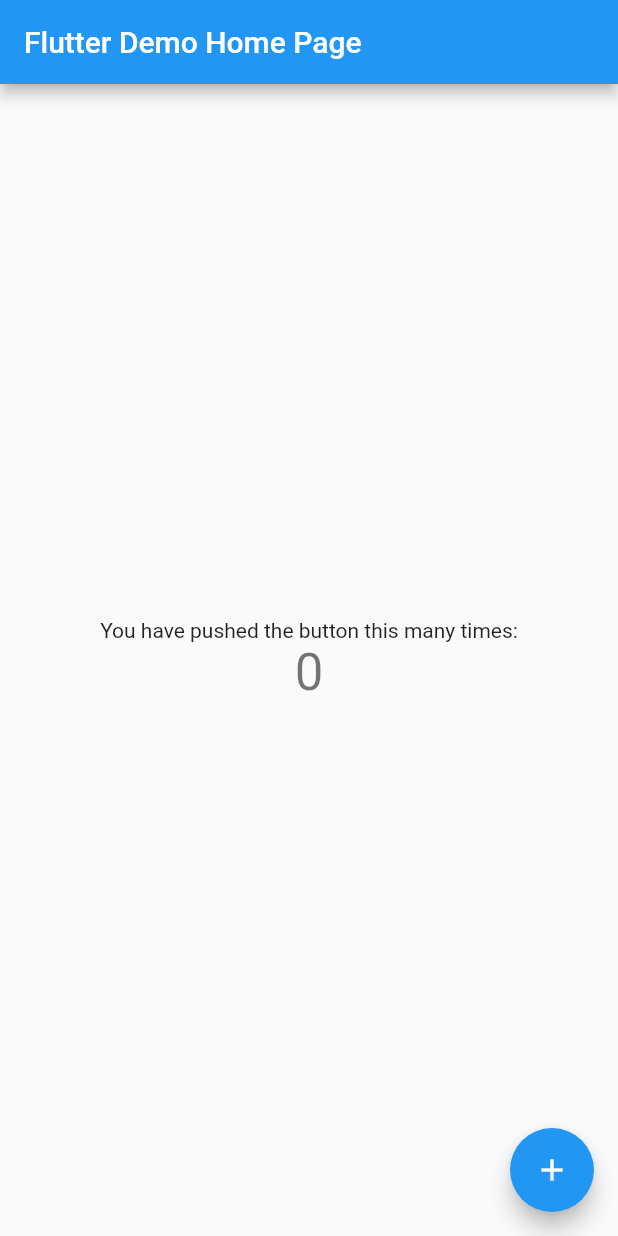
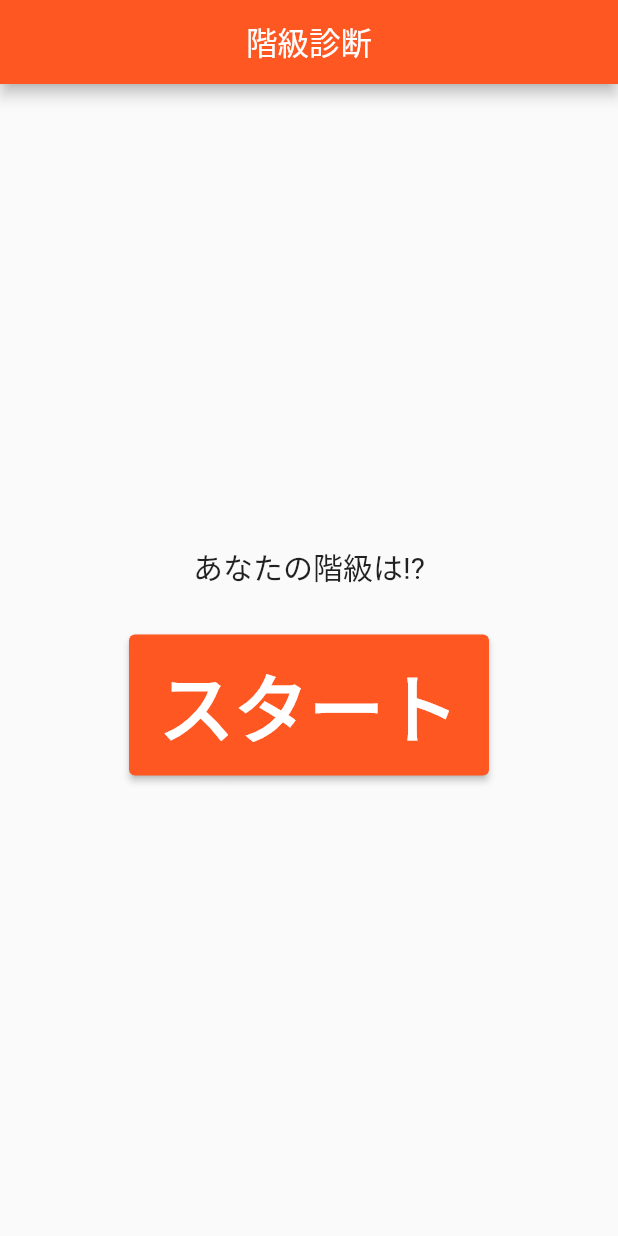
Before and after one commit to yutohino/kaikyu-shindan, a Flutter app: the screen it shows after launch, on a phone screen of 412 x 824 dp. Run offline on Flutter 3.47's test engine with Material 2 defaults, Android fonts, the light colour scheme and no system bars.

Commit message:
ホーム画面を作成

```diff
--- /dev/null
+++ b/lib/home.dart
@@ -0,0 +1,42 @@
+// ignore_for_file: prefer_const_constructors
+
+import 'package:flutter/material.dart';
+
+class Home extends StatelessWidget {
+  @override
+  Widget build(BuildContext context) {
+    return Scaffold(
+      appBar: AppBar(
+        title: Center(child: Text('階級診断')),
+      ),
+      body: Center(
+        child: Column(
+          mainAxisAlignment: MainAxisAlignment.center,
+          children: [
+            Text(
+              'あなたの階級は!?',
+              style: TextStyle(
+                fontSize: 20,
+              ),
+            ),
+            SizedBox(height: 30),
+            ElevatedButton(
+              onPressed: () {
+                // TODO: 3択質問の画面に遷移
+              },
+              style: ElevatedButton.styleFrom(
+                  padding: EdgeInsetsDirectional.fromSTEB(20, 10, 20, 10)),
+              child: Text(
+                'スタート',
+                style: TextStyle(
+                  fontSize: 50,
+                  fontWeight: FontWeight.bold,
+                ),
+              ),
+            ),
+          ],
+        ),
+      ),
+    );
+  }
+}
--- a/lib/main.dart
+++ b/lib/main.dart
@@ -1,4 +1,8 @@
+// ignore_for_file: prefer_const_literals_to_create_immutables, prefer_const_constructors
+
 import 'package:flutter/material.dart';
+import 'package:flutter_localizations/flutter_localizations.dart';
+import 'package:kaikyu_shindan/home.dart';
 
 void main() {
   runApp(const MyApp());
@@ -7,109 +11,23 @@
 class MyApp extends StatelessWidget {
   const MyApp({super.key});
 
-  // This widget is the root of your application.
   @override
   Widget build(BuildContext context) {
     return MaterialApp(
-      title: 'Flutter Demo',
+      title: '階級診断',
       theme: ThemeData(
-        // This is the theme of your application.
-        //
-        // Try running your application with "flutter run". You'll see the
-        // application has a blue toolbar. Then, without quitting the app, try
-        // changing the primarySwatch below to Colors.green and then invoke
-        // "hot reload" (press "r" in the console where you ran "flutter run",
-        // or simply save your changes to "hot reload" in a Flutter IDE).
-        // Notice that the counter didn't reset back to zero; the application
-        // is not restarted.
-        primarySwatch: Colors.blue,
+        primarySwatch: Colors.deepOrange,
       ),
-      home: const MyHomePage(title: 'Flutter Demo Home Page'),
+      home: Home(),
+      localizationsDelegates: const [
+        GlobalMaterialLocalizations.delegate,
+        GlobalWidgetsLocalizations.delegate,
+        GlobalCupertinoLocalizations.delegate,
+      ],
+      supportedLocales: const [
+        Locale("ja", "JP"),
+      ],
+      debugShowCheckedModeBanner: false,
     );
   }
 }
-
-class MyHomePage extends StatefulWidget {
-  const MyHomePage({super.key, required this.title});
-
-  // This widget is the home page of your application. It is stateful, meaning
-  // that it has a State object (defined below) that contains fields that affect
-  // how it looks.
-
-  // This class is the configuration for the state. It holds the values (in this
-  // case the title) provided by the parent (in this case the App widget) and
-  // used by the build method of the State. Fields in a Widget subclass are
-  // always marked "final".
-
-  final String title;
-
-  @override
-  State<MyHomePage> createState() => _MyHomePageState();
-}
-
-class _MyHomePageState extends State<MyHomePage> {
-  int _counter = 0;
-
-  void _incrementCounter() {
-    setState(() {
-      // This call to setState tells the Flutter framework that something has
-      // changed in this State, which causes it to rerun the build method below
-      // so that the display can reflect the updated values. If we changed
-      // _counter without calling setState(), then the build method would not be
-      // called again, and so nothing would appear to happen.
-      _counter++;
-    });
-  }
-
-  @override
-  Widget build(BuildContext context) {
-    // This method is rerun every time setState is called, for instance as done
-    // by the _incrementCounter method above.
-    //
-    // The Flutter framework has been optimized to make rerunning build methods
-    // fast, so that you can just rebuild anything that needs updating rather
-    // than having to individually change instances of widgets.
-    return Scaffold(
-      appBar: AppBar(
-        // Here we take the value from the MyHomePage object that was created by
-        // the App.build method, and use it to set our appbar title.
-        title: Text(widget.title),
-      ),
-      body: Center(
-        // Center is a layout widget. It takes a single child and positions it
-        // in the middle of the parent.
-        child: Column(
-          // Column is also a layout widget. It takes a list of children and
-          // arranges them vertically. By default, it sizes itself to fit its
-          // children horizontally, and tries to be as tall as its parent.
-          //
-          // Invoke "debug painting" (press "p" in the console, choose the
-          // "Toggle Debug Paint" action from the Flutter Inspector in Android
-          // Studio, or the "Toggle Debug Paint" command in Visual Studio Code)
-          // to see the wireframe for each widget.
-          //
-          // Column has various properties to control how it sizes itself and
-          // how it positions its children. Here we use mainAxisAlignment to
-          // center the children vertically; the main axis here is the vertical
-          // axis because Columns are vertical (the cross axis would be
-          // horizontal).
-          mainAxisAlignment: MainAxisAlignment.center,
-          children: <Widget>[
-            const Text(
-              'You have pushed the button this many times:',
-            ),
-            Text(
-              '$_counter',
-              style: Theme.of(context).textTheme.headline4,
-            ),
-          ],
-        ),
-      ),
-      floatingActionButton: FloatingActionButton(
-        onPressed: _incrementCounter,
-        tooltip: 'Increment',
-        child: const Icon(Icons.add),
-      ), // This trailing comma makes auto-formatting nicer for build methods.
-    );
-  }
-}
```
Also changed, not shown: pubspec.yaml (+2 -66 lines).
